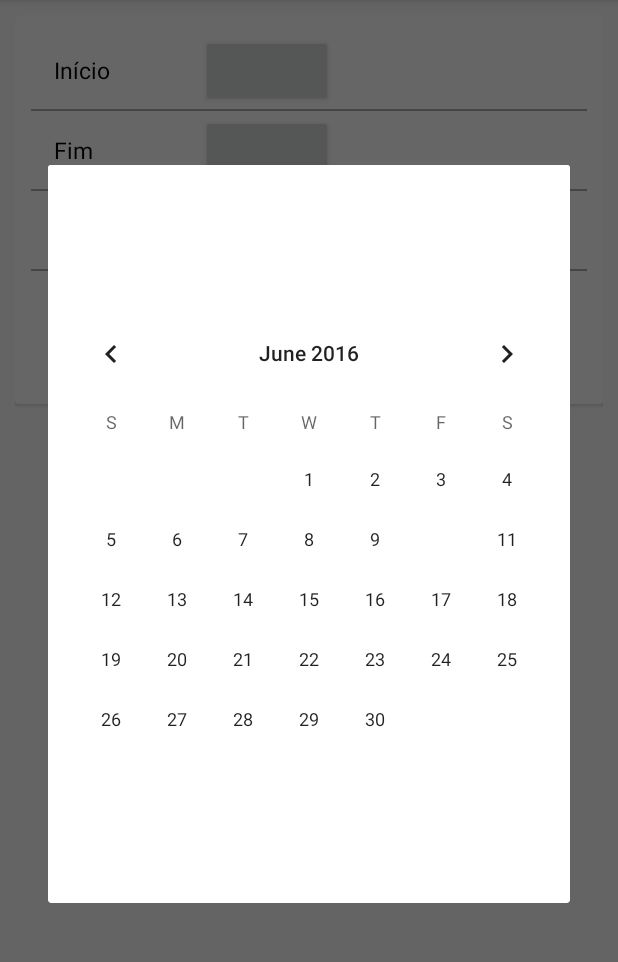
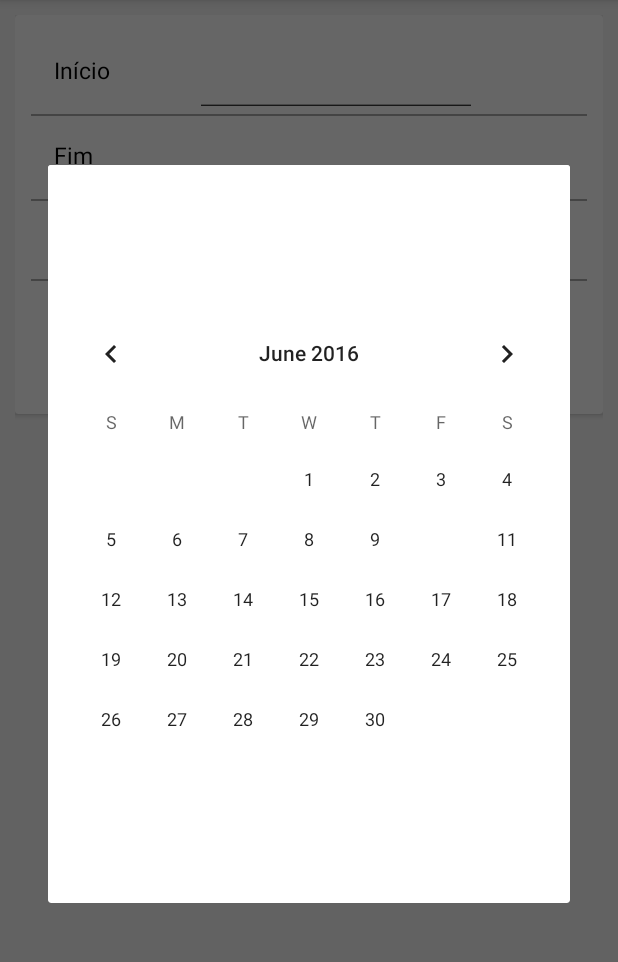
Before and after one commit to vmandre/market, an Android app: the fragment SolicitarFeriasFragment shown on its own in the app's theme, after a tap on an icon or button, on a phone screen of 412 x 824 dp, the part 84-1046 px from its top. Run offline under Robolectric (Android 15) with nearby library versions, the phone set to English and light mode, and no system bars; libraries missing offline, so code that uses them is left out: org.androidannotations.annotations, org.androidannotations.rest.

Commit message:
Correção telas

```diff
--- a/Market-APP/app/src/main/java/br/com/market/fragment/SolicitarFeriasFragment.java
+++ b/Market-APP/app/src/main/java/br/com/market/fragment/SolicitarFeriasFragment.java
@@ -15,10 +15,8 @@ import org.androidannotations.annotations.UiThread;
 import org.androidannotations.annotations.ViewById;
 import org.androidannotations.rest.spring.annotations.RestService;
 
-import java.text.SimpleDateFormat;
-
 import br.com.market.R;
-import br.com.market.listeners.DataHoleriteListener;
+import br.com.market.listeners.DataPickerListener;
 import br.com.market.services.MarketRestService;
 
 @EFragment(R.layout.fragment_solicitar_ferias)
@@ -35,15 +33,10 @@ public class SolicitarFeriasFragment extends Fragment {
 
     private View view;
 
-    public SolicitarFeriasFragment() {
-    }
-
     public View onCreateView(LayoutInflater inflater, ViewGroup container, Bundle savedInstanceState) {
         Log.i(TAG, "METHOD: onCreateView");
         // Inflate the layout for this fragment
         view = inflater.inflate(R.layout.fragment_solicitar_ferias, container, false);
-        //Inicia os campos necessários caso não tenha sido injetado.
-        initFields();
         // Inicia Listeners
         initScreen(view);
         // Retorna view
@@ -53,22 +46,15 @@ public class SolicitarFeriasFragment extends Fragment {
     private void initScreen(final View view) {
         Log.i(TAG, "METHOD: initScreen");
 
-//        Funcionario funcionarioLogado = (Funcionario) Utils.jsonToObject(
-//                ParametrosAplicacao.getParametro(getActivity().getApplicationContext(), ParametrosAplicacao.CHAVE_FUNCIONARIO_LOGADO), Funcionario.class);
-        SimpleDateFormat sdf = new SimpleDateFormat("MM/yyyy");
-
-        //dataHolerite.setText(sdf.format(new Date()));
-    }
-
-    private void initFields() {
         if (dataInicio == null) {
             dataInicio = (Button) view.findViewById(R.id.btnInicio);
         }
         dataInicio.setOnClickListener(new View.OnClickListener() {
             @Override
             public void onClick(View view) {
-                DialogFragment newFragment = new DataHoleriteListener();
-                newFragment.show(getFragmentManager(), "datePicker");
+                DialogFragment newFragment = new DataPickerListener();
+                ((DataPickerListener)newFragment).setButtonRetorno(dataInicio);
+                newFragment.show(getFragmentManager(), "dataInicioPicker");
             }
         });
 
@@ -78,8 +64,9 @@ public class SolicitarFeriasFragment extends Fragment {
         dataFim.setOnClickListener(new View.OnClickListener() {
             @Override
             public void onClick(View view) {
-                DialogFragment newFragment = new DataHoleriteListener();
-                newFragment.show(getFragmentManager(), "datePicker");
+                DialogFragment newFragment = new DataPickerListener();
+                ((DataPickerListener)newFragment).setButtonRetorno(dataFim);
+                newFragment.show(getFragmentManager(), "dataFimPicker");
             }
         });
     }
--- a/Market-APP/app/src/main/java/br/com/market/listeners/DataHoleriteListener.java
+++ b/Market-APP/app/src/main/java/br/com/market/listeners/DataPickerListener.java
@@ -7,18 +7,22 @@ import android.os.Bundle;
 import android.support.v4.app.DialogFragment;
 import android.util.Log;
 import android.view.View;
+import android.widget.Button;
 import android.widget.DatePicker;
 
 import java.util.Calendar;
 
-public class DataHoleriteListener extends DialogFragment implements DatePickerDialog.OnDateSetListener {
+import br.com.market.R;
 
-    private static final String TAG = "DataHoleriteListener";
+public class DataPickerListener extends DialogFragment implements DatePickerDialog.OnDateSetListener {
+
+    private static final String TAG = "DataPickerListener";
+    private Button buttonRetorno;
 
     @Override
     public void onDateSet(DatePicker datePicker, int i, int i1, int i2) {
         Log.i(TAG, "METHOD: onDateSet");
-
+        buttonRetorno.setText(i2 + "/" + i1 + "/" + i);
     }
 
     @Override
@@ -30,10 +34,10 @@ public class DataHoleriteListener extends DialogFragment implements DatePickerDi
         int month = c.get(Calendar.MONTH);
         int day = c.get(Calendar.DAY_OF_MONTH);
 
-        // Create a new instance of DatePickerDialog and return it
-        Dialog datePicker = new DatePickerDialog(getActivity(), this, year, month, day);
+        return new DatePickerDialog(getActivity(), this, year, month, day);
+    }
 
-        datePicker.findViewById(Resources.getSystem().getIdentifier("day", "id", "android")).setVisibility(View.GONE);
-        return  datePicker;
+    public void setButtonRetorno(Button buttonRetorno) {
+        this.buttonRetorno = buttonRetorno;
     }
 }
--- /dev/null
+++ b/Market-APP/app/src/main/res/drawable/button_border.xml
@@ -0,0 +1,9 @@
+<?xml version="1.0" encoding="utf-8"?>
+<shape xmlns:android="http://schemas.android.com/apk/res/android"
+    android:shape="rectangle">
+    <gradient
+        android:angle="90"
+        android:startColor="@color/preto"
+        android:centerColor="@android:color/transparent"
+        android:centerX="0.03" />
+</shape>
--- a/Market-APP/app/src/main/res/layout/fragment_solicitar_ferias.xml
+++ b/Market-APP/app/src/main/res/layout/fragment_solicitar_ferias.xml
@@ -42,10 +42,12 @@
 
                 <Button
                     android:id="@+id/btnInicio"
-                    android:layout_width="match_parent"
+                    android:layout_width="180dp"
                     android:layout_height="match_parent"
-                    android:onClick="showDatePickerDialog"
-                    android:padding="10dp"/>
+                    android:padding="10dp"
+                    android:layout_marginBottom="5dp"
+                    android:textSize="15dp"
+                    android:background="@drawable/button_border"/>
 
                 <View
                     android:layout_width="match_parent"
@@ -65,10 +67,12 @@
 
                 <Button
                     android:id="@+id/btnFim"
-                    android:layout_width="match_parent"
+                    android:layout_width="180dp"
                     android:layout_height="match_parent"
-                    android:onClick="showDatePickerDialog"
-                    android:padding="10dp"/>
+                    android:padding="10dp"
+                    android:layout_marginBottom="5dp"
+                    android:textSize="15dp"
+                    android:background="@drawable/button_border"/>
 
                 <View
                     android:layout_width="match_parent"
--- a/Market-APP/app/src/main/res/values/colors.xml
+++ b/Market-APP/app/src/main/res/values/colors.xml
@@ -6,9 +6,9 @@
 
     <!--CORES DA TELA DE LOGIN-->
     <color name="branco">#ffffff</color>
-    <color name="branco_fundo">#fcfcfc</color>
+    <color name="branco_fundo">#f5f5f5</color>
 
     <color name="cinza_escuro">#868282</color>
     <color name="cinza">#c7c7c7</color>
-    <color name="preto">#020202</color>
+    <color name="preto">#000000</color>
 </resources>
--- a/Market-APP/app/src/main/res/values/strings.xml
+++ b/Market-APP/app/src/main/res/values/strings.xml
@@ -34,5 +34,6 @@
     <string name="btn_solicitar">Solicitar</string>
     <string name="label_observacao">Observação</string>
     <string name="home">Home</string>
+    <string name="detalhes_vaga">Detalhes Vaga</string>
 
 </resources>
```
Also changed, not shown: Market-APP/app/src/main/java/br/com/market/activities/MainActivity.java (+9 -0 lines), Market-APP/app/src/main/java/br/com/market/adapter/VagasAdapter.java (+8 -4 lines), Market-APP/app/src/main/java/br/com/market/fragment/HoleriteFragment.java (+14 -32 lines), Market-APP/app/src/main/java/br/com/market/fragment/VagasDisponiveisFragment.java (+30 -22 lines), Market-APP/app/src/main/res/layout/fragment_holerite.xml (+2 -9 lines), Market-APP/app/src/main/res/layout/list_view_vagas.xml (+20 -14 lines).
